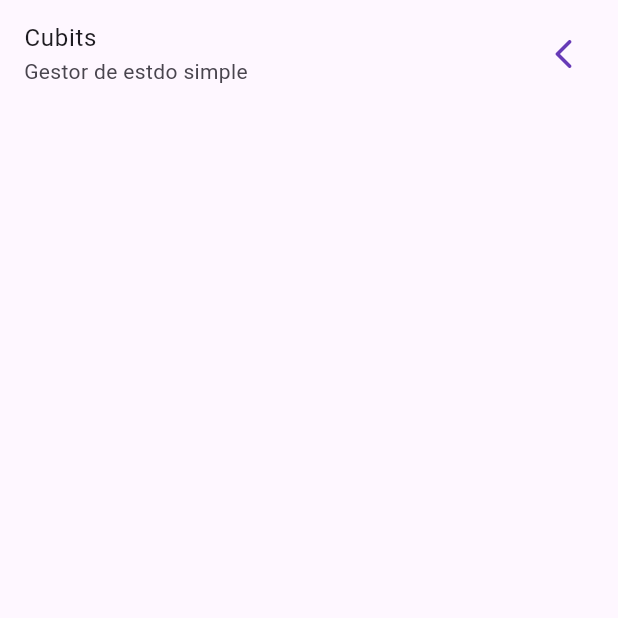
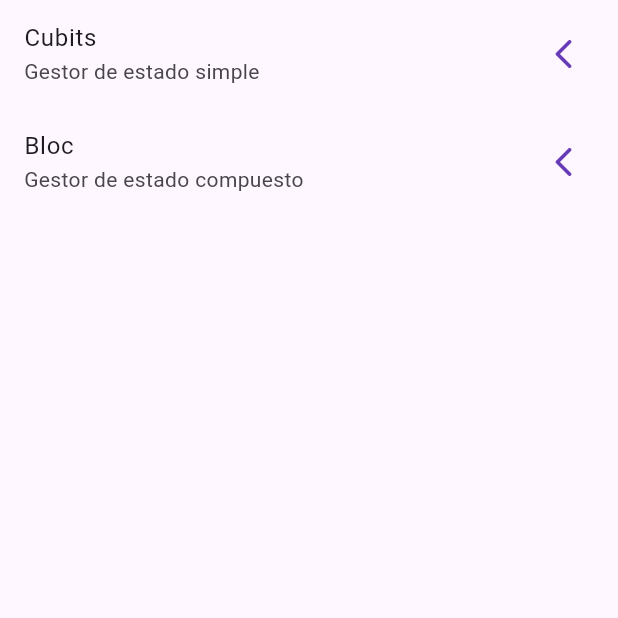
Before and after one commit to MartinRobles23/forms_app, a Flutter app: the screen it shows after launch, on a phone screen of 412 x 824 dp, the top half of it. Run offline on Flutter 3.47's test engine with Material 3 defaults, Android fonts, the phone set to English and light mode, and no system bars; our stand-ins replace equatable, flutter_bloc, go_router.

Commit message:
Add navigatio to counter bloc

```diff
--- a/lib/config/router/app_router.dart
+++ b/lib/config/router/app_router.dart
@@ -7,4 +7,8 @@ final appRouter = GoRouter(routes: [
     path: '/cubits',
     builder: (context, state) => const CubitCounterScreen(),
   ),
+  GoRoute(
+    path: '/counter-bloc',
+    builder: (context, state) => const BlocCounterScreen(),
+  ),
 ]);
--- a/lib/presentation/screens/home_screen.dart
+++ b/lib/presentation/screens/home_screen.dart
@@ -11,12 +11,20 @@ class HomeScreen extends StatelessWidget {
         children: [
           ListTile(
             title: const Text('Cubits'),
-            subtitle: const Text('Gestor de estdo simple'),
+            subtitle: const Text('Gestor de estado simple'),
             trailing: const Icon(Icons.arrow_back_ios_rounded),
             onTap: () {
               context.push('/cubits');
             },
-          )
+          ),
+          ListTile(
+            title: const Text('Bloc'),
+            subtitle: const Text('Gestor de estado compuesto'),
+            trailing: const Icon(Icons.arrow_back_ios_rounded),
+            onTap: () {
+              context.push('/cubits');
+            },
+          ),
         ],
       ),
     );
```
